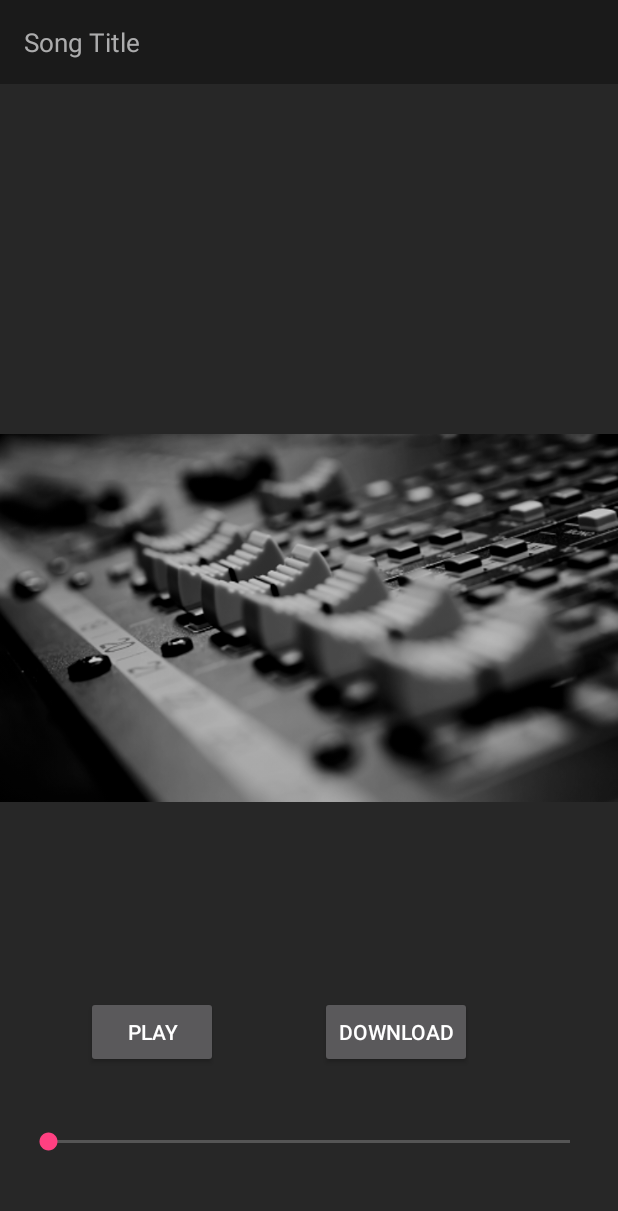
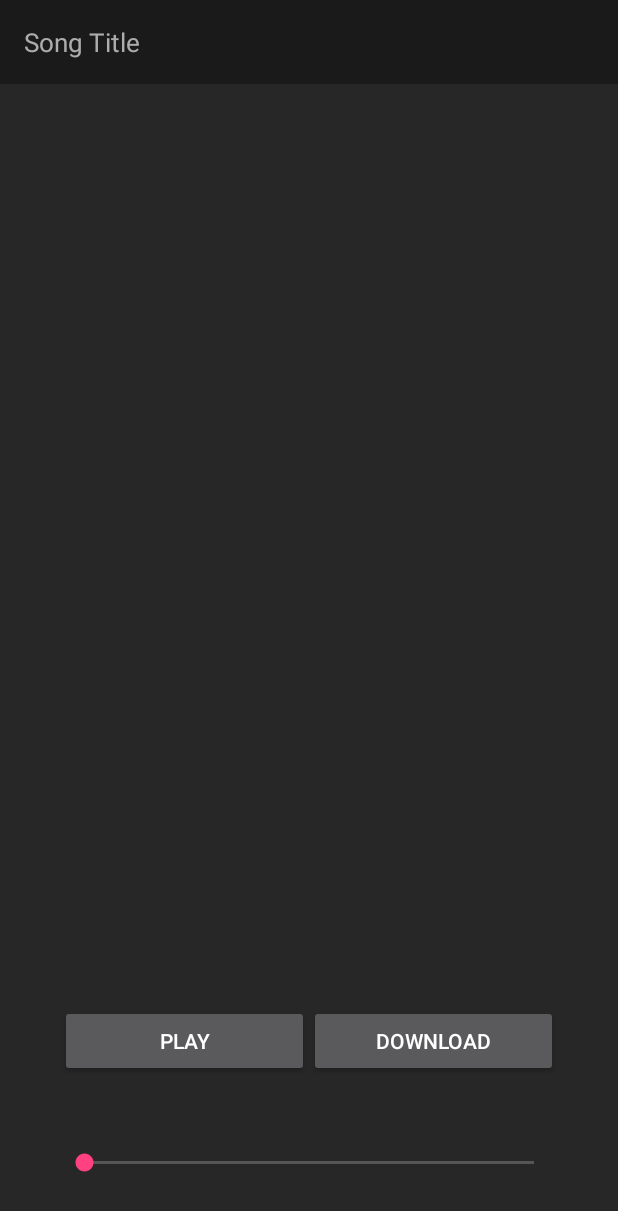
Before and after one commit to FrankCharlz/MkitoDownloader, an Android app: the SongActivity screen opened directly, with no data from a screen before it, on a phone screen of 412 x 824 dp. Shown: the top 1211 px of the screen. Run offline under Robolectric (Android 15) with nearby library versions, the phone set to English and light mode, and no system bars; our stand-ins replace Picasso; pictures from the network do not load; 3 statements that could not run were skipped.

Commit message:
Enough of dis shit for today...

```diff
--- a/app/src/main/java/com/mj/mkitodl/activities/SongActivity.java
+++ b/app/src/main/java/com/mj/mkitodl/activities/SongActivity.java
@@ -75,6 +75,7 @@ public class SongActivity extends AppCompatActivity  {
             public void onClick(View view) {
                 Intent i =new Intent( context, DownloadActivity.class);
                 i.putExtra(DownloadActivity.SONG_URL_CARRIER, song.getSongUrl());
+                i.putExtra(DownloadActivity.SONG_NAME_CARRIER, song.getSongName());
                 context.startActivity(i);
             }
         });
--- a/app/src/main/res/layout/activity_song_details.xml
+++ b/app/src/main/res/layout/activity_song_details.xml
@@ -10,7 +10,6 @@
         android:layout_width="match_parent"
         android:layout_height="match_parent"
         android:adjustViewBounds="true"
-        android:src="@drawable/mk_header"
         />
 
     <android.support.v7.widget.Toolbar
--- a/app/src/main/res/layout/content_song_activity.xml
+++ b/app/src/main/res/layout/content_song_activity.xml
@@ -9,43 +9,45 @@
     android:paddingTop="@dimen/activity_vertical_margin"
     android:background="@color/black.tint"
     tools:context=".activities.MainActivity"
-    tools:showIn="@layout/activity_main"
+    tools:showIn="@layout/activity_song_details"
     android:id="@+id/container_song_activity">
-
-    <Button
-        android:id="@+id/btn_play_pause"
-        android:layout_width="wrap_content"
-        android:layout_height="wrap_content"
-        android:text="PLAY"
-        android:padding="12dp"
-        android:layout_marginLeft="41dp"
-        android:layout_marginStart="41dp"
-        android:layout_marginBottom="96dp"
-        android:layout_alignParentBottom="true"
-        android:layout_alignParentLeft="true"
-        android:layout_alignParentStart="true" />
-
-    <Button
-        android:id="@+id/btn_download"
-        android:layout_width="wrap_content"
-        android:layout_height="wrap_content"
-        android:text="DOWNLOAD"
-        android:padding="12dp"
-        android:layout_alignTop="@+id/btn_play_pause"
-        android:layout_alignRight="@+id/seekbar"
-        android:layout_alignEnd="@+id/seekbar"
-        android:layout_marginRight="81dp"
-        android:layout_marginEnd="81dp" />
-
 
     <SeekBar
         android:id="@+id/seekbar"
         android:layout_width="fill_parent"
         android:layout_height="wrap_content"
         android:layout_marginTop="40dp"
-        android:layout_below="@+id/btn_download"
-        android:layout_alignParentLeft="true"
-        android:layout_alignParentStart="true" />
+        android:layout_alignParentBottom="true"
+        android:layout_centerHorizontal="true"
+        android:layout_margin="24dp"/>
+
+    <LinearLayout
+        android:layout_width="match_parent"
+        android:layout_height="wrap_content"
+        android:orientation="horizontal"
+        android:layout_above="@id/seekbar"
+        android:layout_centerHorizontal="true"
+        android:layout_margin="24dp">
+
+        <Button
+            android:id="@+id/btn_play_pause"
+            android:layout_height="wrap_content"
+            android:layout_width="0dip"
+            android:layout_weight="0.48"
+            android:text="PLAY"
+            android:padding="12dp"
+            />
+
+        <Button
+            android:id="@+id/btn_download"
+            android:layout_height="wrap_content"
+            android:layout_width="0dip"
+            android:layout_weight="0.48"
+            android:text="DOWNLOAD"
+            android:padding="12dp"
+            />
+
+    </LinearLayout>
 
 
 
```
Also changed, not shown: app/src/main/java/com/mj/mkitodl/activities/DownloadActivity.java (+8 -4 lines), app/src/main/java/com/mj/mkitodl/activities/MainActivity.java (+23 -19 lines).
